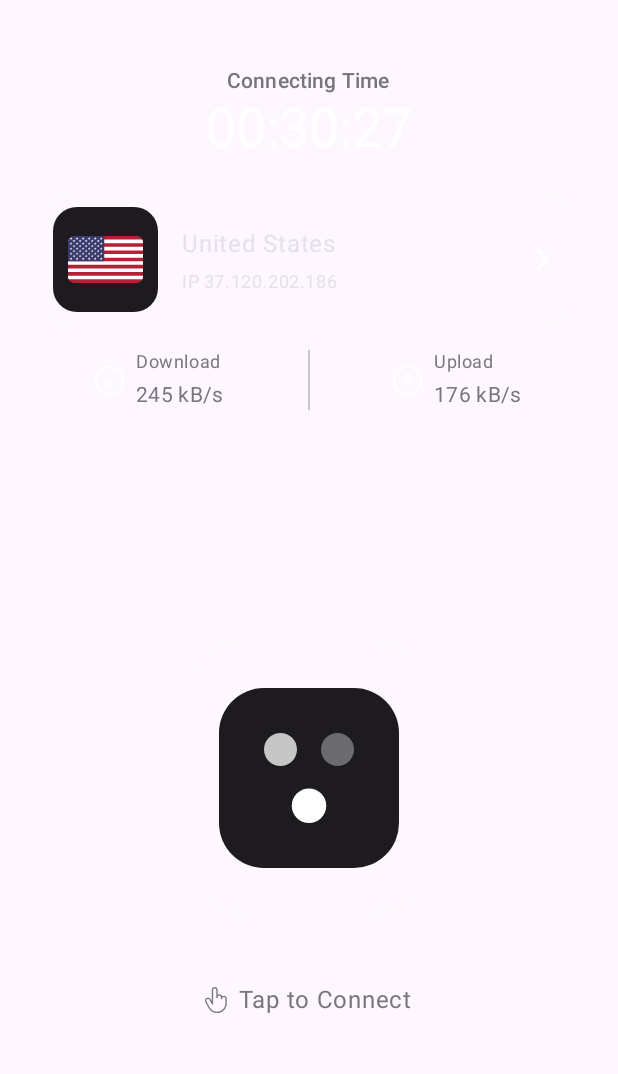
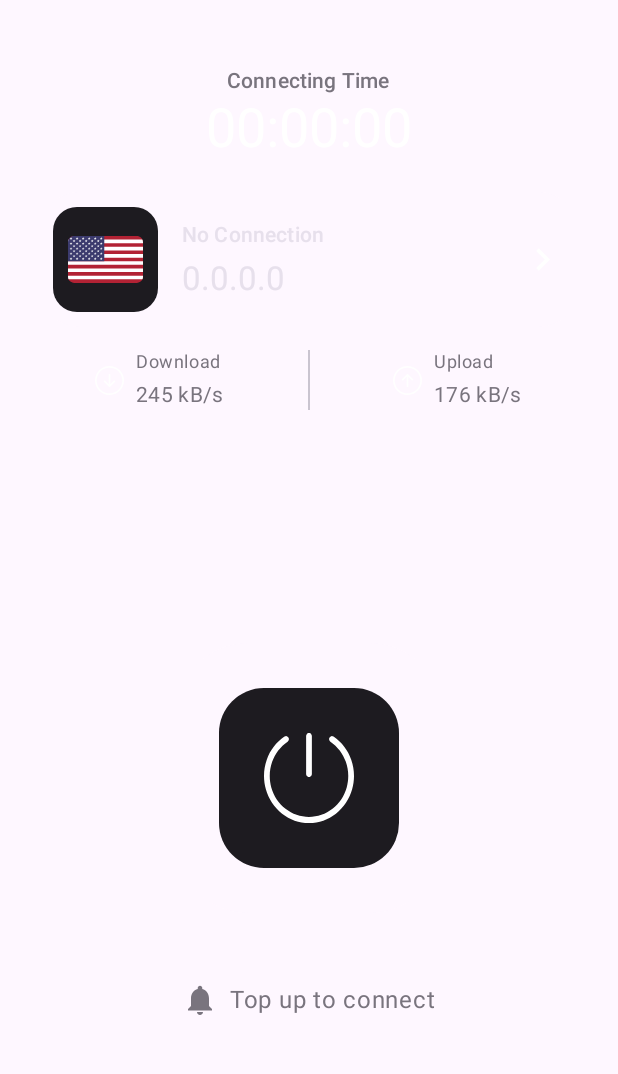
Before and after one commit to Cjiio/FoxLink, an Android app built with Jetpack Compose: the screen it shows after launch (MainActivity), on a phone screen of 412 x 824 dp, the part 141-1215 px from its top. Run offline under Robolectric (Android 15) with nearby library versions, the phone set to English and light mode, and no system bars; our stand-ins replace Dagger/Hilt's generated code; 4 statements that could not run were skipped.

Commit message:
小部分重构

```diff
--- a/app/build.gradle.kts
+++ b/app/build.gradle.kts
@@ -22,7 +22,7 @@ android {
             useSupportLibrary = true
         }
         buildConfigField("String", "DATA_BASE_NAME", "\"AppData.db\"")
-        buildConfigField("String", "DATA_STORE_NAME", "\"AppDataStore.db\"")
+        buildConfigField("String", "DATA_STORE_NAME", "\"AppDataStore\"")
     }
 
     buildTypes {
@@ -110,6 +110,7 @@ dependencies {
 
     implementation(libs.core.ktx)
     implementation(libs.lifecycle.runtime.ktx)
+    implementation(libs.lifecycle.runtime.compose)
     implementation(libs.activity.compose)
     implementation(platform(libs.compose.bom))
     implementation(libs.ui)
--- a/app/src/main/java/tech/foxio/foxlink/MyApp.kt
+++ b/app/src/main/java/tech/foxio/foxlink/MyApp.kt
@@ -2,10 +2,12 @@ package tech.foxio.foxlink
 
 import android.app.Application
 import dagger.hilt.android.HiltAndroidApp
+import tech.foxio.foxlink.utils.NetbirdModule
 
 @HiltAndroidApp
 class MyApp : Application() {
     override fun onCreate() {
         super.onCreate()
+        NetbirdModule.Init(this)
     }
 }
--- a/app/src/main/java/tech/foxio/foxlink/di/AppModule.kt
+++ b/app/src/main/java/tech/foxio/foxlink/di/AppModule.kt
@@ -1,4 +1,3 @@
 package tech.foxio.foxlink.di
 
-object AppModule {
-}
+object AppModule
--- a/app/src/main/java/tech/foxio/foxlink/tool/IFaceDiscover.java
+++ b/app/src/main/java/tech/foxio/foxlink/tool/IFaceDiscover.java
@@ -10,7 +10,7 @@ class IFaceDiscover implements android.IFaceDiscover {
     public String iFaces() throws Exception {
         List<NetworkInterface> interfaces = Collections.list(NetworkInterface.getNetworkInterfaces());
 
-        StringBuilder sb = new StringBuilder("");
+        StringBuilder sb = new StringBuilder();
         for (NetworkInterface nif : interfaces) {
             try {
                 sb.append(String.format("%s %d %d %b %b %b %b %b |",
--- a/app/src/main/java/tech/foxio/foxlink/tool/VPNService.java
+++ b/app/src/main/java/tech/foxio/foxlink/tool/VPNService.java
@@ -77,7 +77,7 @@ public class VPNService extends VpnService {
     }
 
     private boolean hasVpnPermission(Activity context) {
-        Intent intentPrepare = VpnService.prepare(this);
+        Intent intentPrepare = VpnService.prepare(context);
         if (intentPrepare != null) {
             Log.d(LOGTAG, "open vpn permission dialog");
             context.startActivityForResult(intentPrepare, VPN_REQUEST_CODE);
--- a/app/src/main/java/tech/foxio/foxlink/tool/wg/InetNetwork.java
+++ b/app/src/main/java/tech/foxio/foxlink/tool/wg/InetNetwork.java
@@ -40,9 +40,8 @@ public final class InetNetwork {
 
    @Override
    public boolean equals(final Object obj) {
-      if (!(obj instanceof InetNetwork))
+      if (!(obj instanceof InetNetwork other))
          return false;
-      final InetNetwork other = (InetNetwork) obj;
       return address.equals(other.address) && mask == other.mask;
    }
 
--- a/app/src/main/java/tech/foxio/foxlink/ui/MainActivity.kt
+++ b/app/src/main/java/tech/foxio/foxlink/ui/MainActivity.kt
@@ -24,7 +24,4 @@ class MainActivity : ComponentActivity() {
         }
     }
 
-    override fun onDestroy() {
-        super.onDestroy()
-    }
 }
--- a/app/src/main/java/tech/foxio/foxlink/ui/components/Full_Logo.kt
+++ b/app/src/main/java/tech/foxio/foxlink/ui/components/Full_Logo.kt
@@ -18,7 +18,7 @@ import androidx.compose.ui.unit.Dp
 import tech.foxio.foxlink.R
 
 @Composable
-public fun Full_Logo(size : Dp) {
+fun Full_Logo(size : Dp) {
     Column(
         modifier = Modifier
             .fillMaxSize(),
--- a/app/src/main/java/tech/foxio/foxlink/ui/screens/home/HomeScreen.kt
+++ b/app/src/main/java/tech/foxio/foxlink/ui/screens/home/HomeScreen.kt
@@ -1,5 +1,6 @@
 package tech.foxio.foxlink.ui.screens.home
 
+import android.app.Activity
 import androidx.activity.compose.BackHandler
 import androidx.compose.foundation.Image
 import androidx.compose.foundation.layout.Arrangement
@@ -18,8 +19,11 @@ import androidx.compose.material.Scaffold
 import androidx.compose.material.ScaffoldState
 import androidx.compose.material.icons.Icons
 import androidx.compose.material.icons.filled.AccountCircle
+import androidx.compose.material.icons.filled.CheckCircle
 import androidx.compose.material.icons.filled.KeyboardArrowRight
 import androidx.compose.material.icons.filled.Menu
+import androidx.compose.material.icons.filled.Notifications
+import androidx.compose.material.icons.filled.Send
 import androidx.compose.material.rememberScaffoldState
 import androidx.compose.material3.Button
 import androidx.compose.material3.Divider
@@ -29,24 +33,73 @@ import androidx.compose.material3.MaterialTheme
 import androidx.compose.material3.Surface
 import androidx.compose.material3.Text
 import androidx.compose.runtime.Composable
+import androidx.compose.runtime.getValue
 import androidx.compose.runtime.rememberCoroutineScope
 import androidx.compose.ui.Alignment
 import androidx.compose.ui.Modifier
 import androidx.compose.ui.graphics.Color
+import androidx.compose.ui.graphics.vector.ImageVector
+import androidx.compose.ui.platform.LocalContext
 import androidx.compose.ui.res.painterResource
 import androidx.compose.ui.res.stringResource
 import androidx.compose.ui.tooling.preview.Preview
 import androidx.compose.ui.unit.dp
+import androidx.hilt.navigation.compose.hiltViewModel
+import androidx.lifecycle.compose.collectAsStateWithLifecycle
 import kotlinx.coroutines.CoroutineScope
 import kotlinx.coroutines.launch
 import tech.foxio.foxlink.R
 import tech.foxio.foxlink.ui.theme.AppTheme
+import tech.foxio.foxlink.utils.NetbirdModule
 
 @Composable
 fun HomeScreen(
-//    homeViewModel: HomeViewModel = hiltViewModel()
+    homeViewModel: HomeViewModel = hiltViewModel()
 ) {
-//    val dataState by homeViewModel.dataState.collectAsState()
+    val dataState by homeViewModel.uiState.collectAsStateWithLifecycle()
+    val connectInfo by homeViewModel.connectInfo.collectAsStateWithLifecycle()
+    val timeState by homeViewModel.timeState.collectAsStateWithLifecycle()
+    val connectState = dataState.connectState
+    val tipsContent: String
+    val tipsIcon: ImageVector
+    val connectButtonBgColor: Color
+    val connectButtonColor: Color
+    val connectButtonIcon: Int
+
+    when (connectState) {
+        ConnectState.CONNECTED -> {
+            tipsContent = "Connected"
+            tipsIcon = Icons.Default.CheckCircle
+            connectButtonBgColor = MaterialTheme.colorScheme.onPrimaryContainer
+            connectButtonColor = MaterialTheme.colorScheme.primary
+            connectButtonIcon = R.drawable.connect_icon
+        }
+
+        ConnectState.DISCONNECTED -> {
+            tipsContent = "Top up to connect"
+            tipsIcon = Icons.Default.Notifications
+            connectButtonBgColor = MaterialTheme.colorScheme.surface
+            connectButtonColor = MaterialTheme.colorScheme.onSurface
+            connectButtonIcon = R.drawable.connect_icon
+        }
+
+        ConnectState.CONNECTING -> {
+            tipsContent = "Connecting"
+            tipsIcon = Icons.Default.Send
+            connectButtonBgColor = MaterialTheme.colorScheme.surface
+            connectButtonColor = MaterialTheme.colorScheme.onSurface
+            connectButtonIcon = R.drawable.connecting_icon
+        }
+
+        ConnectState.DISCONNECTING -> {
+            tipsContent = "Disconnecting"
+            tipsIcon = Icons.Default.Notifications
+            connectButtonBgColor = MaterialTheme.colorScheme.surface
+            connectButtonColor = MaterialTheme.colorScheme.onSurface
+            connectButtonIcon = R.drawable.connecting_icon
+        }
+    }
+
     val scaffoldState = rememberScaffoldState()
     val scope = rememberCoroutineScope()
     Scaffold(
@@ -61,11 +114,16 @@ fun HomeScreen(
                     .padding(horizontal = 25.dp)
                     .padding(it)
             ) {
-                ConnectionTime()
-                ConnectionInfo()
+                ConnectionTime(timeState.formattedTime)
+                ConnectionInfo(connectInfo)
                 UpDownSpeed()
-                ConnectButton()
-                TipsView()
+                ConnectButton(
+                    homeViewModel,
+                    connectButtonBgColor,
+                    connectButtonColor,
+                    connectButtonIcon
+                )
+                TipsView(tipsContent, tipsIcon)
             }
         },
         drawerContent = {
@@ -146,7 +204,13 @@ fun DrawerContent(scaffoldState: ScaffoldState, scope: CoroutineScope) {
 }
 
 @Composable
-fun ConnectButton() {
+fun ConnectButton(
+    homeViewModel: HomeViewModel,
+    connectButtonBgColor: Color,
+    connectButtonColor: Color,
+    connectButtonIcon: Int
+) {
+    val context = LocalContext.current as Activity
     Column(
         verticalArrangement = Arrangement.Center,
         horizontalAlignment = Alignment.CenterHorizontally,
@@ -155,26 +219,26 @@ fun ConnectButton() {
             .padding(top = 140.dp),
     ) {
         Surface(
-            color = MaterialTheme.colorScheme.surface,
+            color = connectButtonBgColor,
             shape = RoundedCornerShape(50.dp),
             modifier = Modifier.size(180.dp)
         ) {
             Surface(
                 onClick = {
 //                    netbirdModule.switchConnect(true)
-//                    if (NetbirdModule.hasVpnPermission(context)){
-//                        homeViewModel.sendUIIntent(HomeIntent.SwitchConnect)
-//                    }
+                    if (NetbirdModule.hasVpnPermission(context)) {
+                        homeViewModel.sendUIIntent(HomeIntent.SwitchConnect)
+                    }
                 },
                 shape = RoundedCornerShape(30.dp),
                 modifier = Modifier.padding(30.dp),
             ) {
                 Surface(
-                    color = MaterialTheme.colorScheme.onSurface, shape = MaterialTheme.shapes.small
+                    color = connectButtonColor, shape = MaterialTheme.shapes.small
                 ) {
                     Icon(
                         tint = MaterialTheme.colorScheme.onPrimary,
-                        painter = painterResource(id = R.drawable.connecting_icon),
+                        painter = painterResource(id = connectButtonIcon),
                         contentDescription = null,
                         modifier = Modifier
                             .padding(30.dp)
@@ -192,13 +256,13 @@ fun ConnectButtonPreview() {
         Surface(
             color = MaterialTheme.colorScheme.background,
         ) {
-            ConnectButton()
+//            ConnectButton()
         }
     }
 }
 
 @Composable
-fun TipsView() {
+fun TipsView(tipsContent: String, tipsIcon: ImageVector) {
     Row(
         modifier = Modifier
             .padding(vertical = 16.dp)
@@ -208,13 +272,13 @@ fun TipsView() {
         horizontalArrangement = Arrangement.Center
     ) {
         Icon(
-            painter = painterResource(id = R.drawable.line_hand_pointing_light),
+            imageVector = tipsIcon,
             contentDescription = null,
             tint = MaterialTheme.colorScheme.outline,
         )
         Spacer(modifier = Modifier.width(8.dp))
         Text(
-            text = "Tap to Connect",
+            text = tipsContent,
             color = MaterialTheme.colorScheme.outline,
         )
     }
@@ -227,7 +291,7 @@ fun TipsViewPreview() {
         Surface(
             color = MaterialTheme.colorScheme.background,
         ) {
-            TipsView()
+//            TipsView(connectState)
         }
     }
 }
@@ -266,7 +330,7 @@ fun SpeedView(
 }
 
 @Composable
-private fun ConnectionInfo() {
+private fun ConnectionInfo(connectInfo: ConnectInfo) {
     Surface(
         color = MaterialTheme.colorScheme.surface,
         shape = MaterialTheme.shapes.extraLarge,
@@ -295,14 +359,14 @@ private fun ConnectionInfo() {
                 verticalArrangement = Arrangement.Center,
             ) {
                 Text(
-                    text = "United States",
-                    style = MaterialTheme.typography.bodyLarge,
+                    text = connectInfo.deviceName,
+                    style = MaterialTheme.typography.titleSmall,
                     color = MaterialTheme.colorScheme.surfaceVariant
                 )
                 Spacer(modifier = Modifier.height(5.dp))
                 Text(
-                    text = "IP 37.120.202.186",
-                    style = MaterialTheme.typography.bodySmall,
+                    text = connectInfo.ip,
+                    style = MaterialTheme.typography.titleLarge,
                     color = MaterialTheme.colorScheme.surfaceVariant
                 )
             }
@@ -324,7 +388,7 @@ fun ConnectionInfoPreview() {
         Surface(
             color = MaterialTheme.colorScheme.background,
         ) {
-            ConnectionInfo()
+//            ConnectionInfo()
         }
     }
 }
@@ -361,7 +425,7 @@ fun UpDownSpeedPreview() {
 }
 
 @Composable
-private fun ConnectionTime() {
+private fun ConnectionTime(connectTime: String) {
     Column(
         modifier = Modifier
             .fillMaxWidth()
@@ -375,7 +439,7 @@ private fun ConnectionTime() {
             color = MaterialTheme.colorScheme.outline
         )
         Text(
-            text = "00:30:27",
+            text = connectTime,
             style = MaterialTheme.typography.displaySmall,
             color = MaterialTheme.colorScheme.onPrimary
         )
@@ -389,7 +453,7 @@ fun ConnectionTimePreview() {
         Surface(
             color = MaterialTheme.colorScheme.background,
         ) {
-            ConnectionTime()
+//            ConnectionTime()
         }
     }
 }
--- a/app/src/main/java/tech/foxio/foxlink/ui/screens/home/HomeState.kt
+++ b/app/src/main/java/tech/foxio/foxlink/ui/screens/home/HomeState.kt
@@ -1,14 +1,27 @@
 package tech.foxio.foxlink.ui.screens.home
 
-data class DataState(
-    val data: String = "HomeScreen",
+import android.PeerInfoArray
+
+data class UIState(
     val connectState : ConnectState = ConnectState.DISCONNECTED,
+    val peers : PeerInfoArray = PeerInfoArray(),
+)
+data class ConnectInfo(
     val downloadSpeeds : Int = 0,
     val uploadSpeeds : Int = 0,
-    val connectTime: String = "00:00:00"
+    val connectTime: String = "00:00:00",
+    val deviceName : String = "No Connection",
+    val ip : String = "0.0.0.0",
+)
+data class TimeState(
+    val elapsedHours : Int = 0,
+    val elapsedMinutes : Int = 0,
+    val elapsedSeconds : Int = 0,
+    val formattedTime: String = "00:00:00"
 )
 enum class ConnectState {
     CONNECTED,
     DISCONNECTED,
-    CONNECTING
+    CONNECTING,
+    DISCONNECTING
 }
--- a/app/src/main/java/tech/foxio/foxlink/ui/screens/splash/SplashViewModel.kt
+++ b/app/src/main/java/tech/foxio/foxlink/ui/screens/splash/SplashViewModel.kt
@@ -10,7 +10,6 @@ import javax.inject.Inject
 
 @HiltViewModel
 class SplashViewModel @Inject constructor(
-//    @ActivityContext private val activityContext: Context,
     private val dataStore: DataStore<Preferences>
 ) : ViewModel() {
 
--- /dev/null
+++ b/app/src/main/java/tech/foxio/foxlink/utils/NetbirdModule.java
@@ -0,0 +1,204 @@
+package tech.foxio.foxlink.utils;
+
+
+import android.ConnectionListener;
+import android.PeerInfoArray;
+import android.URLOpener;
+import android.app.Activity;
+import android.content.ComponentName;
+import android.content.Context;
+import android.content.Intent;
+import android.content.ServiceConnection;
+import android.os.IBinder;
+import android.util.Log;
+
+import androidx.annotation.NonNull;
+
+import tech.foxio.foxlink.tool.ServiceStateListener;
+import tech.foxio.foxlink.tool.VPNService;
+
+public class NetbirdModule {
+    public static final String LOG_TAG = "netbirdlib";
+    public static ServiceConnection serviceIPC;
+    public static VPNService.MyLocalBinder mBinder;
+    public static ServiceStateListener serviceStateListener;
+    public static ConnectionListener connectionListener;
+    public static URLOpener urlOpener;
+    public static NetbirdModule instance;
+    public Context context;
+
+    public static synchronized void Init(Context context) {
+        if (instance == null) {
+            instance = new NetbirdModule(context);
+        }
+    }
+
+    public static void Destroy() {
+        Log.d(LOG_TAG, "destroy");
+        if (instance != null) {
+            instance.unbindFromServiceOnDestroy();
+            instance = null;
+        }
+    }
+
+    public NetbirdModule(Context context) {
+        Log.d(LOG_TAG, "init");
+        this.context = context.getApplicationContext();
+        urlOpener = new MyURLOpener();
+        serviceIPC = new MyServiceConnection();
+//        serviceStateListener = new MyServiceStateListener();
+//        connectionListener = new MyConnectionListener();
+        mBinder = new VPNService().new MyLocalBinder();
+    }
+
+    public static void setServiceStateListener(ServiceStateListener serviceStateListener) {
+        NetbirdModule.serviceStateListener = serviceStateListener;
+    }
+
+    public static void setConnectionListener(ConnectionListener connectionListener) {
+        NetbirdModule.connectionListener = connectionListener;
+//        mBinder.setConnectionStateListener(connectionListener);
+    }
+
+    public static PeerInfoArray getPeers() {
+        return mBinder.peersInfo();
+    }
+
+    public static void startService() {
+        Log.d(LOG_TAG, "try to start service");
+        if (instance == null) {
+            throw new IllegalStateException("NetbirdModule has not been initialized.");
+        }
+        Intent intent = new Intent(instance.context, VPNService.class);
+        intent.setAction(VPNService.INTENT_ACTION_START);
+        instance.context.startService(intent);
+        instance.bindToService();
+    }
+
+    private void bindToService() {
+        Log.d(LOG_TAG, "try to bind the service");
+        context.bindService(new Intent(context, VPNService.class), serviceIPC, Context.BIND_ABOVE_CLIENT);
+    }
+
+    public void unbindFromServiceOnDestroy() {
+        Log.d(LOG_TAG, "unbindFromServiceOnDestroy");
+        if (mBinder == null) {
+            return;
+        }
+        unBindFromService();
+        mBinder = null;
+    }
+
+    public static void switchConnect(Boolean z) {
+        if (instance == null) {
+            throw new IllegalStateException("NetbirdModule has not been initialized.");
+        }
+        if (!z) {
+            mBinder.stopEngine();
+        } else {
+            mBinder.runEngine(urlOpener);
+        }
+    }
+
+    public static boolean hasVpnPermission(Activity activity) {
+        return mBinder.hasVpnPermission(activity);
+    }
+
+/*    public void unbindFromServiceAfterCancel() {
+//        Log.d(LOG_TAG, "unbindFromServiceAfterCancel");
+//        if (mBinder == null) {
+//            return;
+//        }
+//        unBindFromService();
+//        mBinder = null;
+//    }*/
+
+    private void unBindFromService() {
+        Log.d(LOG_TAG, "unBindFromService");
+        mBinder.removeConnectionStateListener();
+        mBinder.removeServiceStateListener(serviceStateListener);
+        context.unbindService(serviceIPC);
+    }
+
+    private static class MyServiceStateListener implements ServiceStateListener {
+
+        @Override
+        public void onStarted() {
+            Log.d(LOG_TAG, "onStarted");
+        }
+
+        @Override
+        public void onStopped() {
+            Log.d(LOG_TAG, "STATE: ServiceStateListener stopped");
+        }
+
+        @Override
+        public void onError(String msg) {
+            Log.d(LOG_TAG, "onError " + msg);
+        }
+    }
+
+    private static class MyURLOpener implements URLOpener {
+        @Override
+        public void open(String s) {
+            Log.d(LOG_TAG, "open " + s);
+        }
+    }
+
+    private static class MyConnectionListener implements ConnectionListener {
+        @Override
+        public void onAddressChanged(String s, String s1) {
+            Log.d(LOG_TAG, "onAddressChanged " + s + " " + s1);
+        }
+
+        @Override
+        public void onConnected() {
+            Log.d(LOG_TAG, "STATE: ConnectionListener connected");
+        }
+
+        @Override
+        public void onConnecting() {
+            Log.d(LOG_TAG, "STATE: ConnectionListener connecting");
+        }
+
+        @Override
+        public void onDisconnected() {
+            Log.d(LOG_TAG, "STATE: ConnectionListener disconnected");
+        }
+
+        @Override
+        public void onDisconnecting() {
+            Log.d(LOG_TAG, "STATE: ConnectionListener disconnecting");
+        }
+
+        @Override
+        public void onPeersListChanged(long l) {
+            Log.d(LOG_TAG, "STATE: ConnectionListener  " + l);
+        }
+    }
+
+    private class MyServiceConnection implements ServiceConnection {
+        @Override
+        public void onServiceConnected(ComponentName name, IBinder service) {
+            Log.d(LOG_TAG, "on service connected");
+            mBinder = (VPNService.MyLocalBinder) service;
+            mBinder.setConnectionStateListener(connectionListener);
+            mBinder.addServiceStateListener(serviceStateListener);
+        }
+
+        @Override
+        public void onServiceDisconnected(ComponentName name) {
+            Log.d(LOG_TAG, "onServiceDisconnected");
+        }
+
+        @Override
+        public void onBindingDied(ComponentName name) {
+            ServiceConnection.super.onBindingDied(name);
+        }
+
+        @Override
+        public void onNullBinding(ComponentName name) {
+            ServiceConnection.super.onNullBinding(name);
+        }
+    }
+}
--- a/gradle/libs.versions.toml
+++ b/gradle/libs.versions.toml
@@ -12,6 +12,7 @@ appcompat = "1.6.1"
 material = "1.9.0"
 
 [libraries]
+lifecycle-runtime-compose = { module = "androidx.lifecycle:lifecycle-runtime-compose", version.ref = "lifecycle-runtime-ktx" }
 core-ktx = { group = "androidx.core", name = "core-ktx", version.ref = "core-ktx" }
 junit = { group = "junit", name = "junit", version.ref = "junit" }
 androidx-test-ext-junit = { group = "androidx.test.ext", name = "junit", version.ref = "androidx-test-ext-junit" }
```
Also changed, not shown: app/src/main/AndroidManifest.xml (+11 -1 lines), app/src/main/java/tech/foxio/foxlink/ui/screens/home/HomeViewModel.kt (+169 -6 lines).
